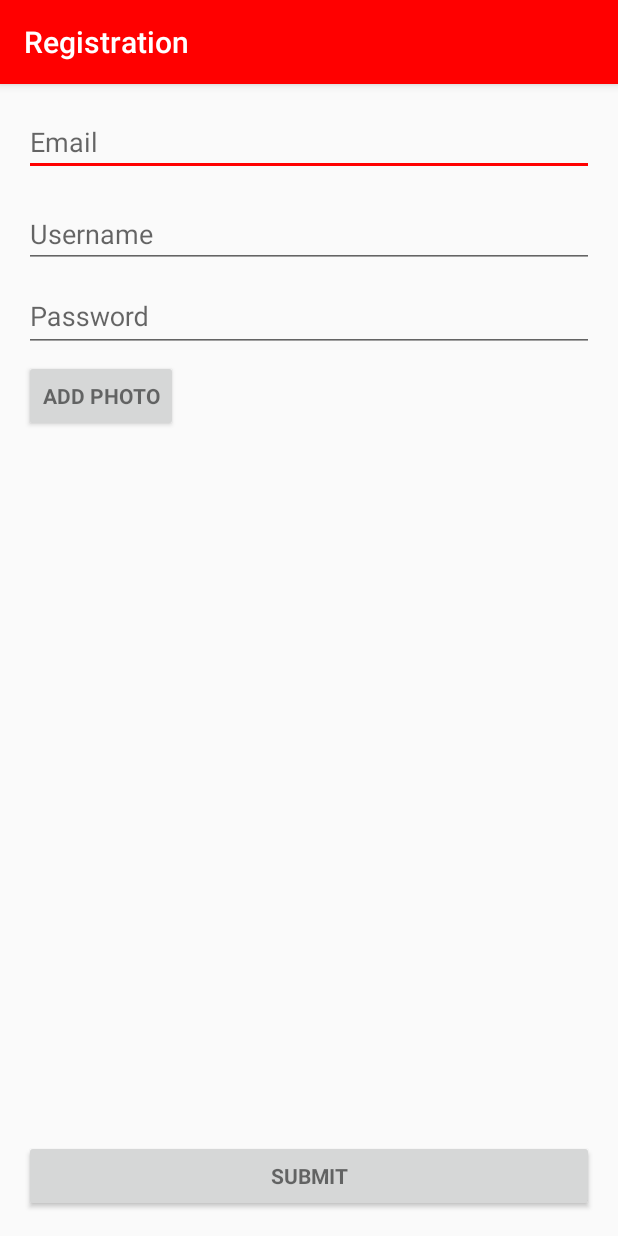
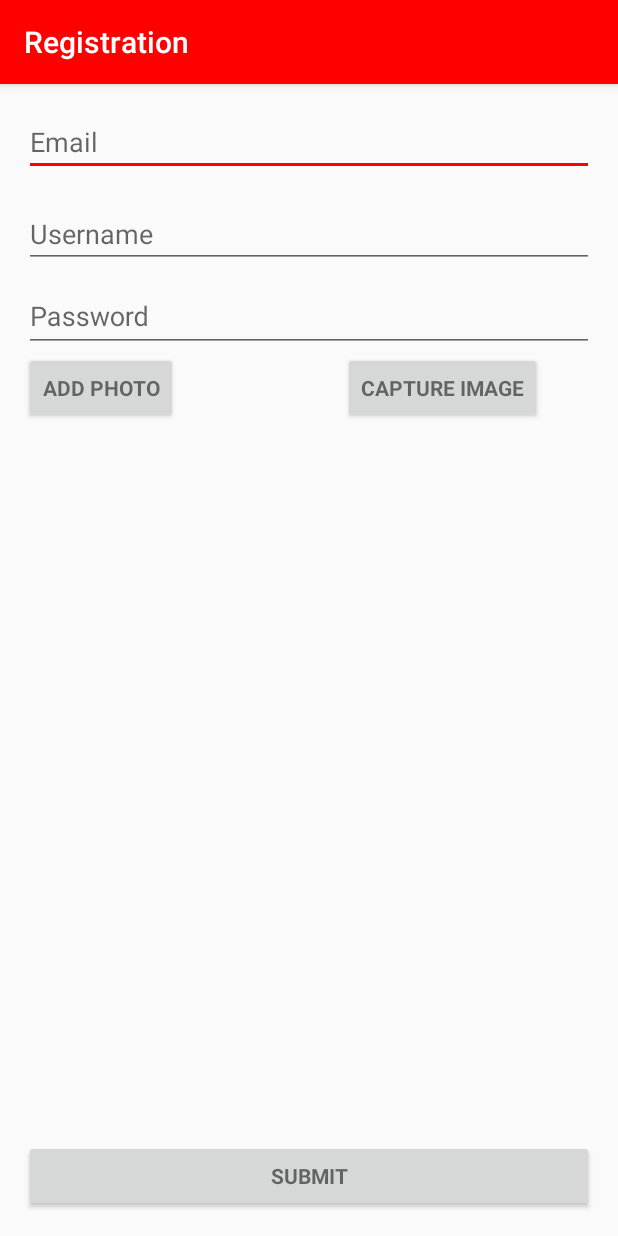
Before and after one commit to motakill/ShareAndSearchFood, an Android app: the RegistActivity screen opened directly, with no data from a screen before it, on a phone screen of 412 x 824 dp. Run offline under Robolectric (Android 15) with nearby library versions, the phone set to English and light mode, and no system bars; libraries missing offline, so code that uses them is left out: com.facebook, com.facebook.internal.

```diff
--- a/app/src/main/AndroidManifest.xml
+++ b/app/src/main/AndroidManifest.xml
@@ -9,9 +9,12 @@
     <uses-permission android:name="android.permission.INTERNET" />
     <uses-permission android:name="android.permission.WRITE_EXTERNAL_STORAGE" />
     <uses-permission android:name="android.permission.READ_EXTERNAL_STORAGE" />
-    <uses-permission android:name="android.permission.CAMERA" />
+    <!--<uses-permission android:name="android.permission.CAMERA"
+                     />
+-->
 
-    <uses-feature android:name="android.hardware.camera" />
+    <uses-feature android:name="android.hardware.camera"
+                  android:required="true"/>
     <uses-feature android:name="android.hardware.camera.autofocus" />
 
     <application
@@ -93,7 +96,6 @@
             android:name="com.shareandsearchfood.settings.SettingsSSFood"
             android:label="Settings"
             android:screenOrientation="portrait"></activity>
-        <activity android:name="com.shareandsearchfood.login.ImagePickerRegist"></activity>
     </application>
 
 </manifest>
--- a/app/src/main/java/com/shareandsearchfood/login/RegistActivity.java
+++ b/app/src/main/java/com/shareandsearchfood/login/RegistActivity.java
@@ -1,19 +1,36 @@
 package com.shareandsearchfood.login;
 
+import android.app.Activity;
+import android.app.Dialog;
+import android.content.ContentResolver;
+import android.content.DialogInterface;
 import android.content.Intent;
+import android.graphics.Bitmap;
 import android.net.Uri;
+import android.os.Environment;
+import android.provider.MediaStore;
+import android.support.v7.app.AlertDialog;
 import android.support.v7.app.AppCompatActivity;
 import android.os.Bundle;
+import android.util.Log;
 import android.view.View;
 import android.widget.Button;
 import android.widget.ImageView;
+import android.widget.TextView;
+import android.widget.Toast;
 
+import com.facebook.internal.Utility;
 import com.shareandsearchfood.shareandsearchfood.MenuActivity;
 import com.shareandsearchfood.shareandsearchfood.R;
 
+import java.io.File;
+
 public class RegistActivity extends AppCompatActivity {
 
+    ImageView result;
+    static final int REQUEST_IMAGE_CAPTURE = 1;
 
+    //funciona
     private static final int PICK_IMAGE = 100;
     private ImageView imageView;
 
@@ -23,6 +40,10 @@ public class RegistActivity extends AppCompatActivity {
         setContentView(R.layout.activity_regist);
         imageView = (ImageView) findViewById(R.id.display_personal_photo);
 
+        Button click = (Button)findViewById(R.id.camera);
+        result = (ImageView)findViewById(R.id.imageView);
+
+
         Button pickImageButton = (Button) findViewById(R.id.mypersonal_photo_button);
         pickImageButton.setOnClickListener(new View.OnClickListener() {
             @Override
@@ -30,6 +51,8 @@ public class RegistActivity extends AppCompatActivity {
                 openGallery();
             }
         });
+
+
     }
 
     private void openGallery() {
@@ -39,6 +62,34 @@ public class RegistActivity extends AppCompatActivity {
         startActivityForResult(gallery, PICK_IMAGE);
     }
 
+    public void signIn(View view){
+        Intent intent = new Intent(this, MenuActivity.class);
+        startActivity(intent);
+
+    }
+
+
+
+public void dispatchTakePictureIntent(View view) {
+    Intent takePictureIntent = new Intent(MediaStore.ACTION_IMAGE_CAPTURE);
+    if (takePictureIntent.resolveActivity(getPackageManager()) != null) {
+        startActivityForResult(takePictureIntent, REQUEST_IMAGE_CAPTURE);
+    }
+
+
+
+}
+// tirar foto
+  /**  @Override
+    protected void onActivityResult(int requestCode, int resultCode, Intent data) {
+        if (requestCode == REQUEST_IMAGE_CAPTURE && resultCode == RESULT_OK) {
+            Bundle extras = data.getExtras();
+            Bitmap imageBitmap = (Bitmap) extras.get("data");
+            result.setImageBitmap(imageBitmap);
+        }
+    }
+  */
+// carregar foto
     @Override
     protected void onActivityResult(int requestCode, int resultCode, Intent data) {
         super.onActivityResult(requestCode, resultCode, data);
@@ -46,11 +97,10 @@ public class RegistActivity extends AppCompatActivity {
             Uri imageUri = data.getData();
             imageView.setImageURI(imageUri);
         }
-    }
-
-    public void signIn(View view){
-        Intent intent = new Intent(this, MenuActivity.class);
-        startActivity(intent);
-
+        if (requestCode == REQUEST_IMAGE_CAPTURE && resultCode == RESULT_OK) {
+            Bundle extras = data.getExtras();
+            Bitmap imageBitmap = (Bitmap) extras.get("data");
+            result.setImageBitmap(imageBitmap);
+        }
     }
 }
--- a/app/src/main/res/layout/activity_regist.xml
+++ b/app/src/main/res/layout/activity_regist.xml
@@ -79,7 +79,9 @@
                 android:maxLines="1" />
 
         </android.support.design.widget.TextInputLayout>
-
+<LinearLayout
+    android:layout_width="wrap_content"
+    android:layout_height="wrap_content">
         <Button
             android:id="@+id/mypersonal_photo_button"
             style="?android:textAppearanceSmall"
@@ -89,15 +91,45 @@
             android:layout_marginTop="5dp"
             android:text="Add photo"
             android:textStyle="bold"
+            android:layout_gravity="left"
             android:textSize="14sp" />
 
+        <Button
+            android:layout_width="wrap_content"
+            android:layout_height="wrap_content"
+            android:textSize="14sp"
+            style="?android:textAppearanceSmall"
+            android:text="Capture Image"
+            android:layout_gravity="right"
+            android:layout_marginLeft="110dp"
+            android:id="@+id/camera"
+            android:textStyle="bold"
+            android:layout_alignParentBottom="true"
+            android:layout_centerHorizontal="true"
+            android:layout_marginBottom="30dp"
+            android:onClick="dispatchTakePictureIntent"
+            android:nestedScrollingEnabled="true" />
+</LinearLayout>
+        <RelativeLayout
+            android:layout_width="wrap_content"
+            android:layout_height="wrap_content">
         <ImageView
             android:id="@+id/display_personal_photo"
             android:layout_width="wrap_content"
             android:layout_height="wrap_content"
-            android:layout_marginTop="40dp"
+            android:minHeight="100dp"
+            android:minWidth="100dp"
             android:layout_gravity="center"/>
 
+        <ImageView
+            android:layout_width="wrap_content"
+            android:layout_height="wrap_content"
+            android:id="@+id/imageView"
+            android:minHeight="100dp"
+            android:layout_marginLeft="230dp"
+            android:minWidth="100dp"
+            android:layout_gravity="center"/>
+        </RelativeLayout>
     </LinearLayout>
 
 
@@ -113,4 +145,5 @@
         android:layout_alignParentEnd="true"
         android:layout_marginBottom="13dp" />
 
+
 </RelativeLayout>
```
